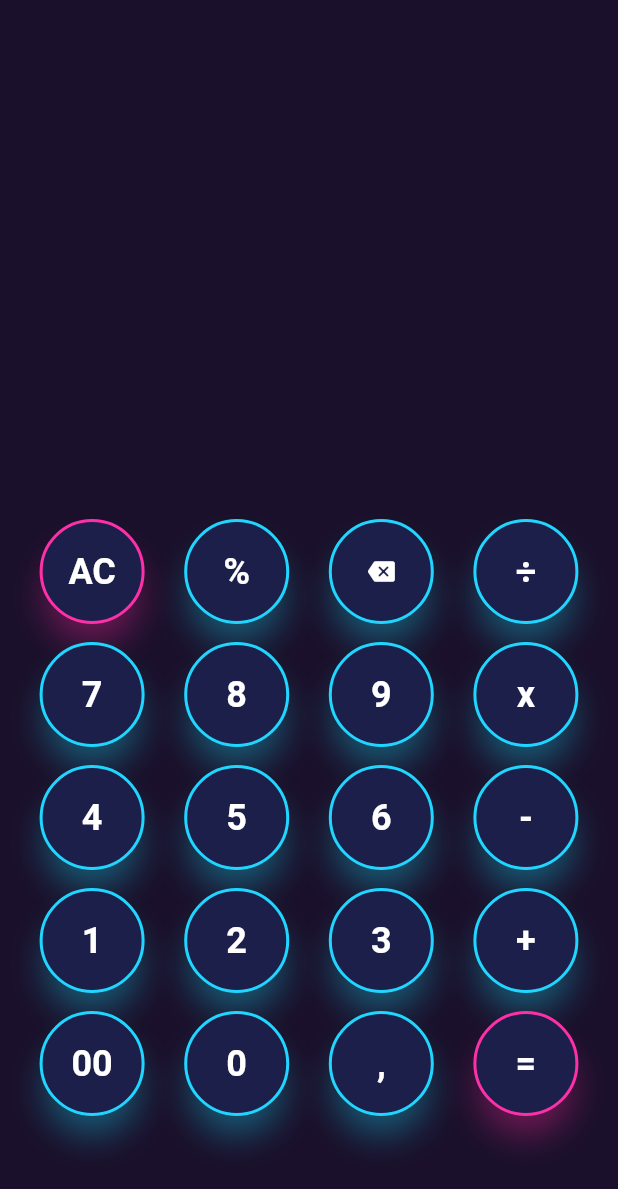
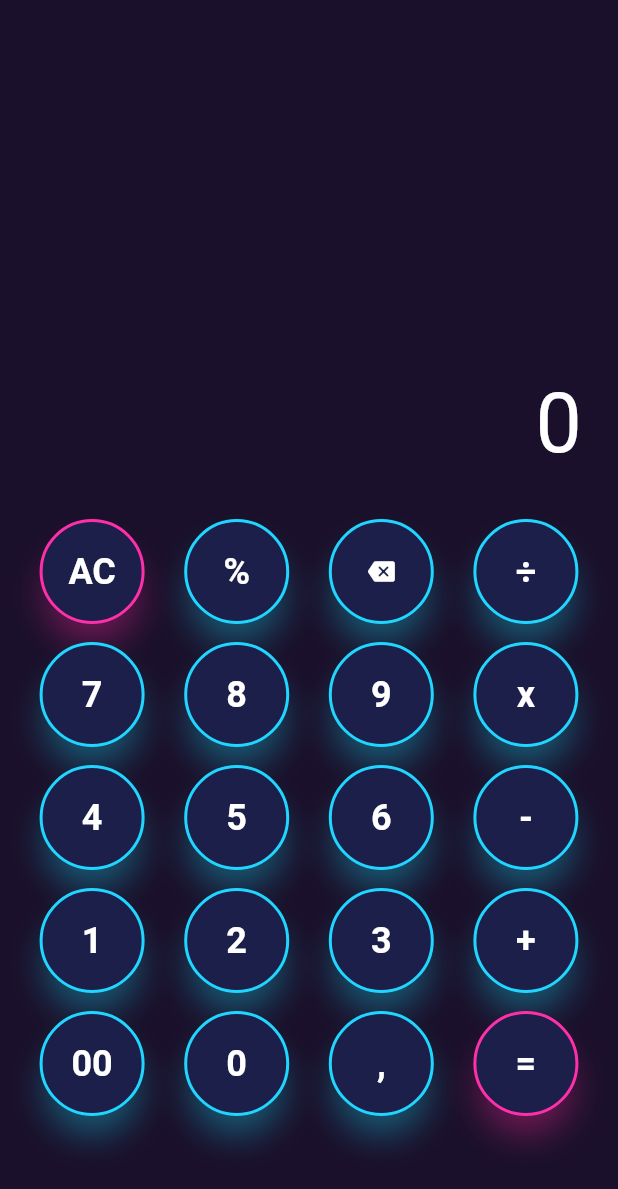
Before and after one commit to samuel181818/Calculadora_Vice_City, a Flutter app: the screen it shows after launch, on a phone screen of 412 x 824 dp. Shown: the top 1189 px of the screen. Run offline on Flutter 3.47's test engine with Material 3 defaults, Android fonts, the phone set to English and light mode, and no system bars.

Commit message:
crear pantalla de resultados

```diff
--- a/lib/main.dart
+++ b/lib/main.dart
@@ -55,6 +55,22 @@ class _MyWidgetState extends State<MyWidget> {
         child: Column(
           mainAxisAlignment: MainAxisAlignment.end,
           children: [
+
+            // Pantalla de resultados
+            const Align(
+              alignment: Alignment.centerRight,
+              child: Padding(
+                padding: EdgeInsets.all(24),
+                child: Text(
+                  '0',
+                  style: TextStyle(
+                    color: Colors.white,
+                    fontSize: 55,
+                  ),
+                ),
+              ),
+            ),
+
             Row(
               mainAxisAlignment: MainAxisAlignment.spaceEvenly,
               children: [
```
